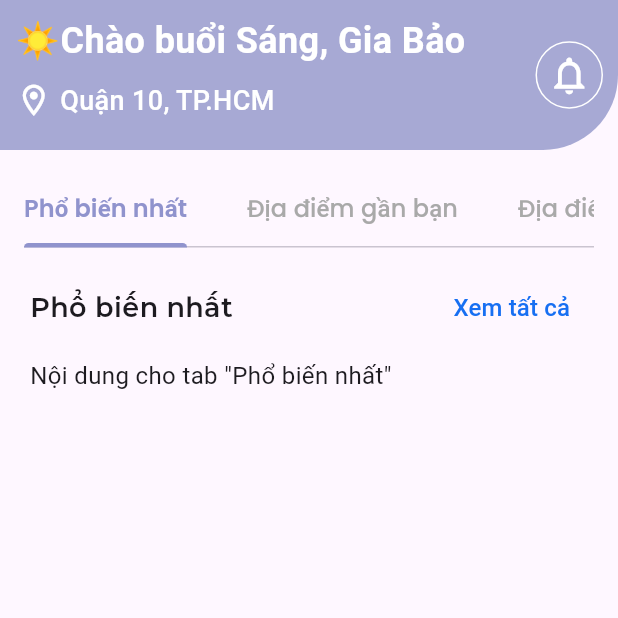
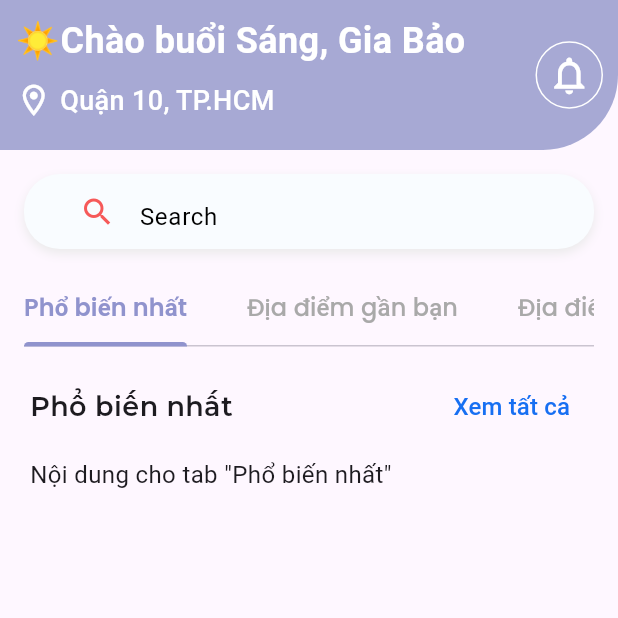
Before and after one commit to giabao1340/Travel_Mate, a Flutter app: the HomeContentScreen screen opened directly, on a phone screen of 412 x 824 dp, the top half of it. Run offline on Flutter 3.47's test engine with Material 3 defaults, Android fonts, the light colour scheme and no system bars; our stand-ins replace curved_navigation_bar, google_fonts.

Commit message:
Fix Search bar

```diff
--- a/lib/home_content_screen.dart
+++ b/lib/home_content_screen.dart
@@ -105,16 +105,53 @@ class _HomeContentScreenState extends State<HomeContentScreen>
                 ],
               ),
             ),
-
-            // TabBar
             Padding(
               padding: const EdgeInsets.all(16),
-              child: TabBar(
+              child: Column(
+                crossAxisAlignment: CrossAxisAlignment.start,
+                children: [
+                  Container(
+                    width: double.infinity,
+                    height: 50,
+                    padding: EdgeInsets.symmetric(vertical: 5, horizontal: 25),
+                    decoration: BoxDecoration(
+                      color: const Color.fromARGB(255, 249, 252, 255),
+                      boxShadow: const [
+                        BoxShadow(
+                          color: Color.fromARGB(255, 234, 234, 234),
+                          blurRadius: 5,
+                          offset: Offset(0, 3),
+                        ),
+                      ],
+                      borderRadius: BorderRadius.circular(24),
+                    ),
+                    child: TextField(
+                      decoration: InputDecoration(
+                        border: InputBorder.none,
+                        hintText: 'Search',
+                        hintStyle: TextStyle(
+                          color: const Color.fromARGB(255, 0, 0, 0),
+                          fontSize: 16,
+                        ),
+                        prefixIcon: Icon(
+                          Icons.search,
+                          color: const Color(0xFFF65959),
+                        ),
+                      ),
+                    ),
+                  ),
+                  SizedBox(height: 16), // khoảng cách giữa ô search và tab bar
+                  TabBar(
                     tabAlignment: TabAlignment.center,
                     controller: _tabController,
                     isScrollable: true,
                     labelColor: Color.fromARGB(255, 144, 147, 205),
-                unselectedLabelColor: const Color.fromARGB(255, 169, 169, 169),
+                    unselectedLabelColor: const Color.fromARGB(
+                      255,
+                      169,
+                      169,
+                      169,
+                    ),
                     indicatorColor: Color.fromARGB(255, 144, 147, 205),
                     indicatorWeight: 3,
                     padding: EdgeInsets.zero,
@@ -129,7 +166,9 @@ class _HomeContentScreenState extends State<HomeContentScreen>
                     ),
                     tabs: [
                       for (int i = 0; i < category.length; i++)
-                    Tab(child: Text(category[i])),
+                        Tab(child: Text(category[i])), // Sửa lại I thành i
+                    ],
+                  ),
                 ],
               ),
             ),
```
Lines whose indentation alone changed are shown as unchanged.
